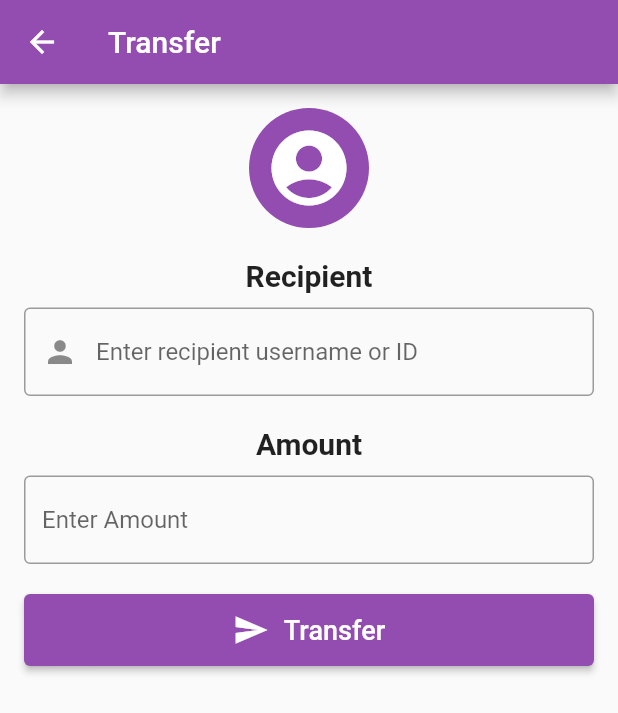
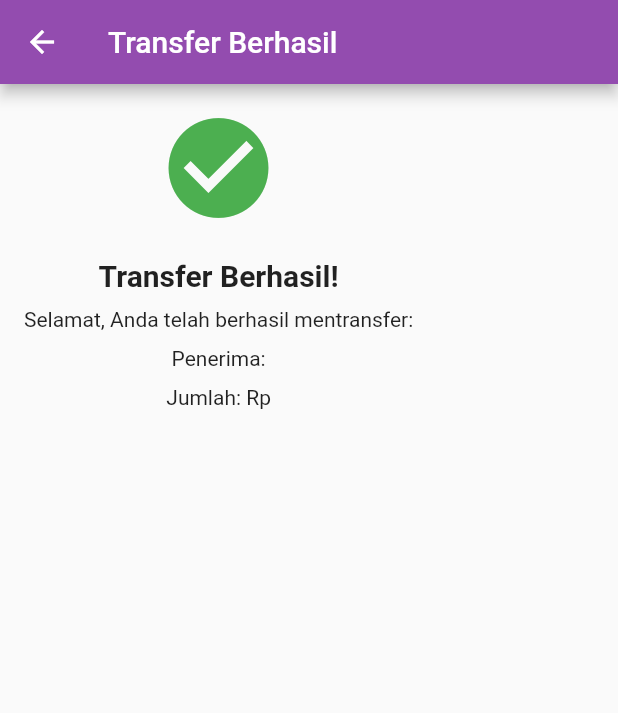
Before and after one commit to George535220173/UAS_E-MONEY, a Flutter app: the TransferPage screen opened directly, after a tap on "Transfer", on a phone screen of 412 x 824 dp. Shown: the top 713 px of the screen. Run offline on Flutter 3.47's test engine with Material 2 defaults, Android fonts, the phone set to English and light mode, and no system bars.

Commit message:
Menambahkan Output Transfer tapi di hp gw kurang tengah

```diff
--- a/lib/Transfer/transfer.dart
+++ b/lib/Transfer/transfer.dart
@@ -28,7 +28,7 @@ class TransferPage extends StatelessWidget {
               ),
               SizedBox(height: 20),
               Text(
-                'Recipient',
+                'Penerima',
                 style: TextStyle(
                   fontWeight: FontWeight.bold,
                   fontSize: 20,
@@ -36,15 +36,16 @@ class TransferPage extends StatelessWidget {
               ),
               SizedBox(height: 10),
               TextField(
+                controller: recipientController,
                 decoration: InputDecoration(
-                  hintText: 'Enter recipient username or ID',
+                  hintText: 'Masukkan nama penerima atau ID',
                   border: OutlineInputBorder(),
                   prefixIcon: Icon(Icons.person),
                 ),
               ),
               SizedBox(height: 20),
               Text(
-                'Amount',
+                'Jumlah',
                 style: TextStyle(
                   fontWeight: FontWeight.bold,
                   fontSize: 20,
@@ -52,16 +53,19 @@ class TransferPage extends StatelessWidget {
               ),
               SizedBox(height: 10),
               TextField(
+                controller: amountController,
                 keyboardType: TextInputType.number,
                 inputFormatters: [FilteringTextInputFormatter.digitsOnly],
                 decoration: InputDecoration(
-                  hintText: 'Enter Amount',
+                  hintText: 'Masukkan Jumlah',
                   border: OutlineInputBorder(),
                 ),
               ),
               SizedBox(height: 20),
               ElevatedButton(
-                onPressed: () {},
+                onPressed: () {
+                  _onTransferButtonPressed(context);
+                },
                 style: ElevatedButton.styleFrom(
                   primary: Color.fromARGB(255, 147, 76, 175),
                 ),
@@ -88,4 +92,70 @@ class TransferPage extends StatelessWidget {
       ),
     );
   }
+
+  void _onTransferButtonPressed(BuildContext context) {
+    String recipient = recipientController.text;
+    String amount = amountController.text;
+    Navigator.push(
+      context,
+      MaterialPageRoute(
+        builder: (context) => TransferSuccessPage(recipient, amount),
+      ),
+    );
+  }
 }
+
+class TransferSuccessPage extends StatelessWidget {
+  final String recipient;
+  final String amount;
+
+  TransferSuccessPage(this.recipient, this.amount);
+
+  @override
+  Widget build(BuildContext context) {
+    return Scaffold(
+      appBar: AppBar(
+        title: Text('Transfer Berhasil'),
+        backgroundColor: Color.fromARGB(255, 147, 76, 175),
+      ),
+      body: Padding(
+        padding: const EdgeInsets.all(16.0),
+        child: Column(
+          crossAxisAlignment: CrossAxisAlignment.center,
+          children: [
+            Icon(
+              Icons.check_circle,
+              size: 80,
+              color: Colors.green,
+            ),
+            SizedBox(height: 20),
+            Text(
+              'Transfer Berhasil!',
+              style: TextStyle(
+                fontWeight: FontWeight.bold,
+                fontSize: 20,
+              ),
+            ),
+            SizedBox(height: 10),
+            Text(
+              'Selamat, Anda telah berhasil mentransfer:',
+              textAlign: TextAlign.center,
+            ),
+            SizedBox(height: 10),
+            Text(
+              'Penerima: $recipient',
+              textAlign: TextAlign.center,
+            ),
+            SizedBox(height: 10),
+            Text(
+              'Jumlah: Rp $amount',
+              textAlign: TextAlign.center,
+            ),
+          ],
+        ),
+      ),
+    );
+  }
+}
+TextEditingController recipientController = TextEditingController();
+TextEditingController amountController = TextEditingController();
```
